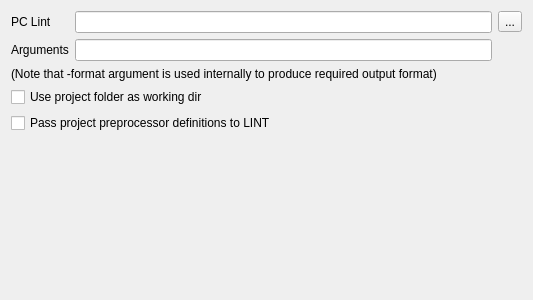
First picture: the form in config.ui, repository R-Typ/LintPlug, before the edit.
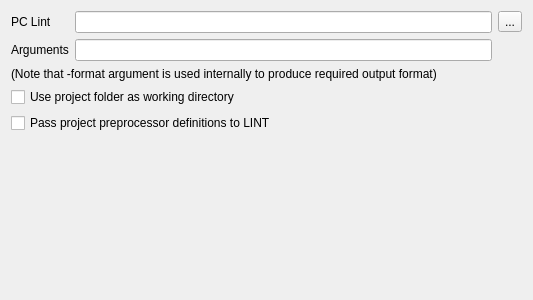
Second picture: the form after the edit.

Commit message: corrections after merge

What changed in the file:
```diff
--- a/config.ui
+++ b/config.ui
@@ -55,7 +55,7 @@
    <item>
     <widget class="QCheckBox" name="chkPDir">
      <property name="text">
-      <string>Use project folder as working dir</string>
+      <string>Use project folder as working directory</string>
      </property>
     </widget>
    </item>
```
The commit also changes 2 other files.
